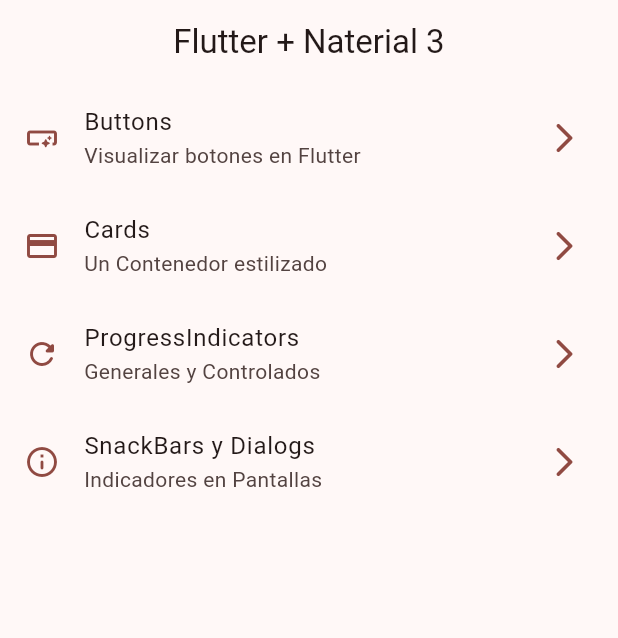
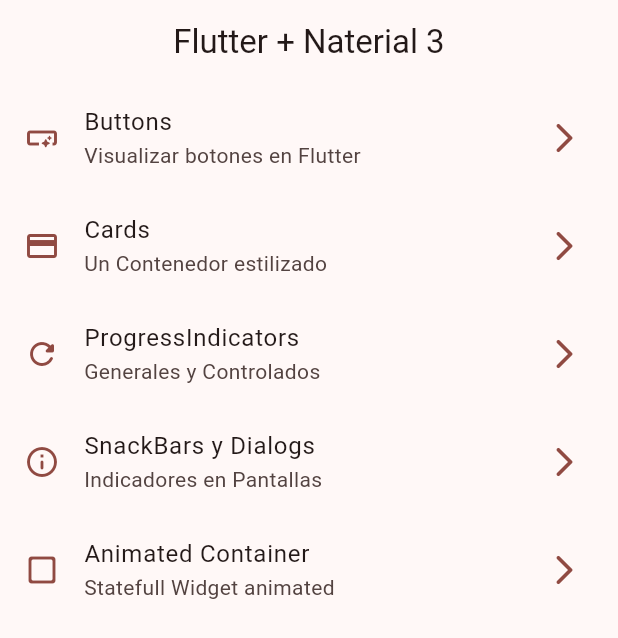
Before and after one commit to Artag-Chris/widgetapp, a Flutter app: the screen it shows after launch, on a phone screen of 412 x 824 dp. Shown: the top 638 px of the screen. Run offline on Flutter 3.47's test engine with Material 3 defaults, Android fonts, the phone set to English and light mode, and no system bars; our stand-ins replace go_router.

Commit message:
animated container finished

```diff
--- a/lib/config/menu/menu_items.dart
+++ b/lib/config/menu/menu_items.dart
@@ -36,4 +36,9 @@ MenuItem(title: "Buttons",
  subtitle: "Indicadores en Pantallas",
  link: "/snacksbars",
  icon: Icons.info_outline_rounded),
+
+ MenuItem(title: "Animated Container",
+ subtitle: "Statefull Widget animated",
+ link: "/animated",
+ icon: Icons.check_box_outline_blank_rounded),
 ];
--- a/lib/config/router/app_router.dart
+++ b/lib/config/router/app_router.dart
@@ -36,5 +36,10 @@ final appRouter = GoRouter(
       name: SnackbarScreen.name,
       builder: (context, state) => const SnackbarScreen(),
     ),
+    GoRoute(
+      path: '/animated',
+      name: AnimatedScreen.name,
+      builder: (context, state) => const AnimatedScreen(),
+    ),
   ],
 );
```
Also changed, not shown: lib/presentation/screens/animated/animated_screen.dart (+51 -5 lines).
